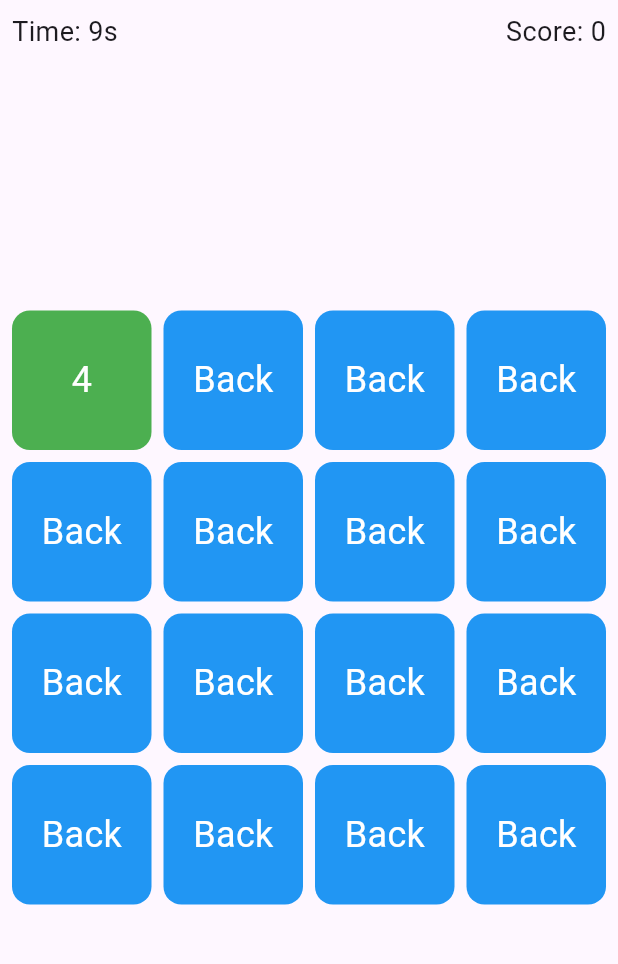
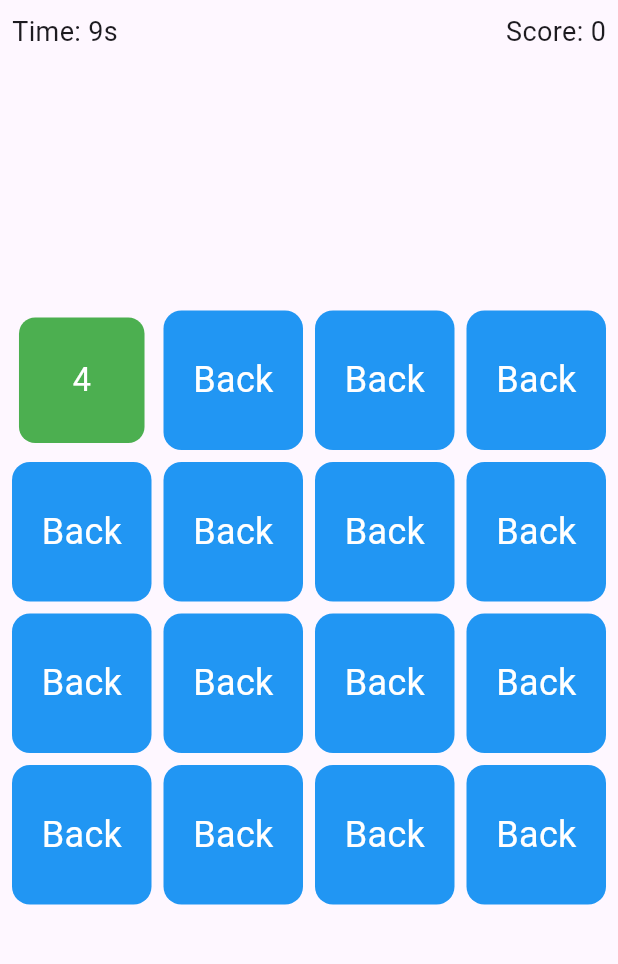
Before and after one commit to KaozhiChen/card_matching_game, a Flutter app: the screen it shows after launch, after a tap on "Back", on a phone screen of 412 x 824 dp, the part 84-1048 px from its top. Run offline on Flutter 3.47's test engine with Material 3 defaults, Android fonts, the phone set to English and light mode, and no system bars.

Commit message:
add more flip animation

```diff
--- a/lib/my_card.dart
+++ b/lib/my_card.dart
@@ -1,6 +1,7 @@
 import 'package:flutter/material.dart';
+import 'dart:math';
 
-class FlipCard extends StatelessWidget {
+class FlipCard extends StatefulWidget {
   final String str;
   final bool isFlipped;
   final VoidCallback onTap;
@@ -13,24 +14,81 @@ class FlipCard extends StatelessWidget {
   });
 
   @override
+  State<FlipCard> createState() => _FlipCardState();
+}
+
+class _FlipCardState extends State<FlipCard>
+    with SingleTickerProviderStateMixin {
+  late AnimationController _controller;
+  late Animation<double> _flipAnimation;
+  late Animation<double> _scaleAnimation;
+
+  @override
+  void initState() {
+    super.initState();
+
+    _controller = AnimationController(
+      vsync: this,
+      duration: const Duration(milliseconds: 600),
+    );
+
+    _flipAnimation = Tween<double>(begin: 0, end: pi).animate(
+      CurvedAnimation(parent: _controller, curve: Curves.easeInOutBack),
+    );
+
+    _scaleAnimation = Tween<double>(begin: 1.0, end: 0.9).animate(
+      CurvedAnimation(parent: _controller, curve: Curves.easeInOut),
+    );
+  }
+
+  @override
+  void didUpdateWidget(covariant FlipCard oldWidget) {
+    super.didUpdateWidget(oldWidget);
+    if (widget.isFlipped != oldWidget.isFlipped) {
+      if (widget.isFlipped) {
+        _controller.forward();
+      } else {
+        _controller.reverse();
+      }
+    }
+  }
+
+  @override
+  void dispose() {
+    _controller.dispose();
+    super.dispose();
+  }
+
+  @override
   Widget build(BuildContext context) {
     return GestureDetector(
-      onTap: onTap,
-      child: AnimatedSwitcher(
-        duration: const Duration(milliseconds: 500),
-        switchInCurve: Curves.bounceInOut,
-        switchOutCurve: Curves.bounceInOut,
-        child: isFlipped
-            ? CardItem(
-                key: ValueKey(str),
-                color: Colors.green,
-                content: str,
-              )
-            : const CardItem(
-                key: ValueKey("back"),
-                color: Colors.blue,
-                content: "Back",
-              ),
+      onTap: widget.onTap,
+      child: AnimatedBuilder(
+        animation: _controller,
+        builder: (context, child) {
+          final isFront = _flipAnimation.value < pi / 2;
+          return Transform(
+            alignment: Alignment.center,
+            transform: Matrix4.identity()
+              ..rotateY(_flipAnimation.value)
+              ..scale(_scaleAnimation.value),
+            child: isFront
+                ? const CardItem(
+                    key: ValueKey("back"),
+                    color: Colors.blue,
+                    content: "Back",
+                  )
+                : Transform(
+                    alignment: Alignment.center,
+                    transform: Matrix4.rotationY(pi),
+                    child: CardItem(
+                      key: ValueKey(widget.str),
+                      color: Colors.green,
+                      content: widget.str,
+                    ),
+                  ),
+          );
+        },
       ),
     );
   }
```
